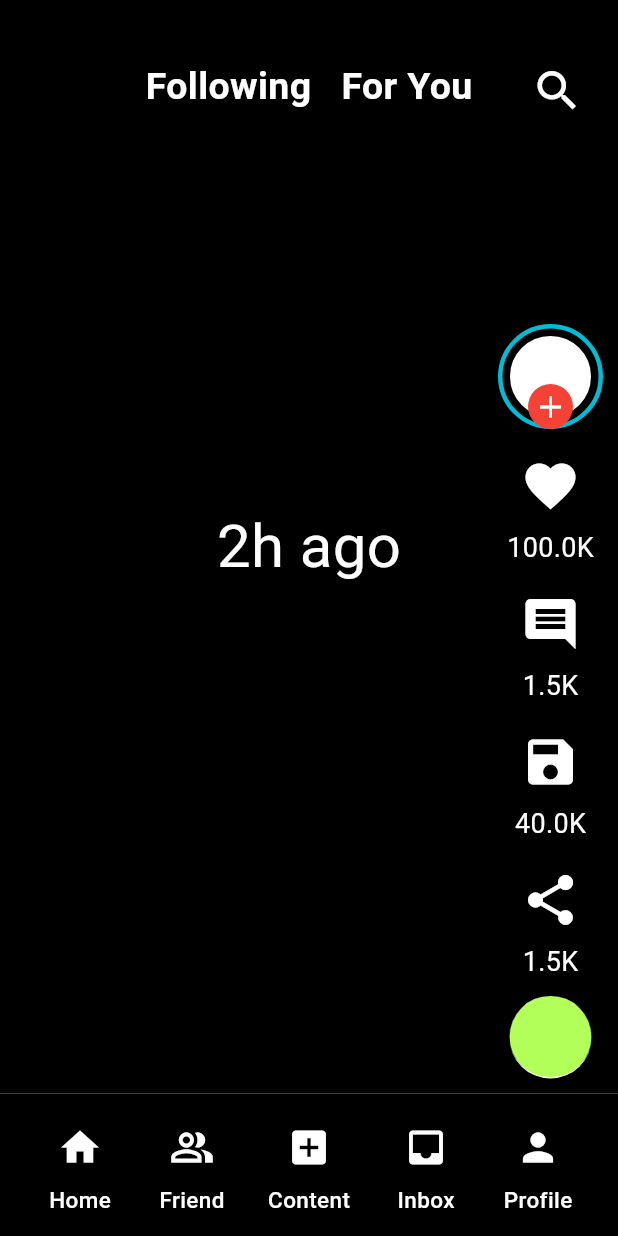
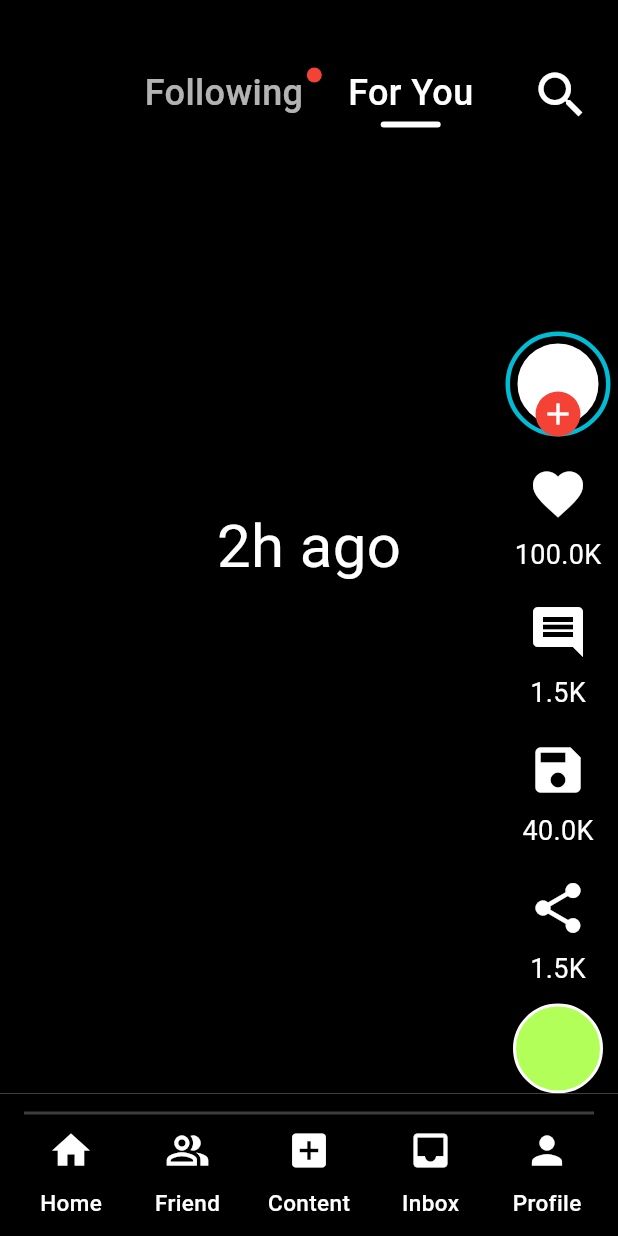
Before and after one commit to BROKH001/Clone-TikTok, a Flutter app: the screen it shows after launch, on a phone screen of 412 x 824 dp. Run offline on Flutter 3.47's test engine with Material 3 defaults, Android fonts, the phone set to English and light mode, and no system bars.

Commit message:
update 01

```diff
--- a/lib/pages/homepage.dart
+++ b/lib/pages/homepage.dart
@@ -1,8 +1,8 @@
 import 'package:flutter/material.dart';
 import 'package:ui_tik_tok/models/PostModel.dart';
 import 'package:ui_tik_tok/pages/friends_page.dart';
-
-import '../models/PostModel.dart';
+import 'package:ui_tik_tok/pages/search_page.dart';
+import 'package:ui_tik_tok/widgets/custom_TabBar.dart';
 import '../widgets/TabBar.dart';
 
 class HomePage extends StatefulWidget {
@@ -14,12 +14,12 @@ class HomePage extends StatefulWidget {
 
 class _HomePageState extends State<HomePage> {
   late PostModel postModel;
-
   // PostModel get postModel => _postModel;
   @override
   Widget build(BuildContext context) {
     return Scaffold(
       floatingActionButtonLocation: FloatingActionButtonLocation.centerTop,
+      // appBar: AppBar(),
       body: _buildPageScrollView(),
       bottomNavigationBar: _buildNavigationBar(),
     );
@@ -32,12 +32,19 @@ class _HomePageState extends State<HomePage> {
       color: Colors.black,
       shadowColor: Colors.white38,
       height: 95,
+      child: Container(
+        decoration: BoxDecoration(
+          border: Border(top: BorderSide(color: Colors.white24, width: 2)),
+        ),
         child: Row(
+          spacing: 15,
           mainAxisAlignment: MainAxisAlignment.spaceAround,
           children: [
             _buildIconButton(Icons.home, "Home", () {
               Navigator.push(
-                context, MaterialPageRoute(builder: (context) => HomePage()));
+                context,
+                MaterialPageRoute(builder: (context) => HomePage()),
+              );
             }),
             _buildIconButton(
                 Icons.people_alt_outlined,
@@ -61,6 +68,7 @@ class _HomePageState extends State<HomePage> {
                     MaterialPageRoute(builder: (context) => FriendsPage()))),
           ],
         ),
+      ),
     );
   }
 
@@ -77,7 +85,7 @@ class _HomePageState extends State<HomePage> {
             scrollDirection: Axis.vertical,
             itemBuilder: (context, index) => Center(
               child: Container(
-                height: 800,
+                height: double.infinity,
                 width: double.infinity,
                 decoration: BoxDecoration(
                     // image: DecorationImage(image: listPost[index].image!),
@@ -91,7 +99,7 @@ class _HomePageState extends State<HomePage> {
             ),
           ),
           Positioned(
-            top: 40,
+            top: 45,
             left: 50,
             right: 50,
             child: Flexible(
@@ -100,35 +108,41 @@ class _HomePageState extends State<HomePage> {
               child: Row(
                 mainAxisAlignment: MainAxisAlignment.center,
                 mainAxisSize: MainAxisSize.min,
-                spacing: 20,
+                spacing: 5,
                 children: [
-                  _buildTabBar("Following", () {
-                    print("Following");
-                  }),
-                  _buildTabBar("For You", () {
-                    print("For You");
-                  }),
+                  CustomTabBar(
+                    title: "Following",
+                    isSelected: false,
+                    onTap: () {},
+                  ),
+                  CustomTabBar(
+                    title: "For You",
+                    isSelected: true,
+                    onTap: () {},
+                  ),
                 ],
               ),
             ),
           ),
           Positioned(
             top: 35,
-            right: 15,
+            right: 10,
             child: IconButton(
               onPressed: () {
                 print("Search ...");
+                Navigator.push(context,
+                    MaterialPageRoute(builder: (context) => SearchPage()));
               },
               icon: Icon(
                 Icons.search,
-                size: 35,
+                size: 40,
                 color: Colors.white,
               ),
             ),
           ),
           Positioned(
-            bottom: 10,
-            right: 10,
+            bottom: 0,
+            right: 5,
             child: BuildTabBar(),
           ),
         ],
@@ -150,32 +164,12 @@ class _HomePageState extends State<HomePage> {
         Text(
           title,
           style: TextStyle(
-              fontWeight: FontWeight.w500, fontSize: 15, color: Colors.white),
+            fontWeight: FontWeight.w500,
+            fontSize: 15,
+            color: Colors.white,
+          ),
         ),
       ],
     );
   }
-
-  Widget _buildTabBar(String title, void Function()? onTap) {
-    return GestureDetector(
-      onTap: onTap,
-      child: Row(
-        children: [
-          Stack(
-            clipBehavior: Clip.hardEdge,
-            children: [
-              Text(
-                title,
-                style: TextStyle(
-                  fontSize: 25,
-                  fontWeight: FontWeight.bold,
-                  color: Colors.white,
-                ),
-              ),
-            ],
-          ),
-        ],
-      ),
-    );
 }
-}
--- /dev/null
+++ b/lib/pages/search_page.dart
@@ -0,0 +1,24 @@
+import 'package:flutter/material.dart';
+
+class SearchPage extends StatelessWidget {
+  const SearchPage({super.key});
+
+  @override
+  Widget build(BuildContext context) {
+    return Scaffold(
+      appBar: AppBar(
+        title: SearchBar(
+          elevation: WidgetStatePropertyAll(0),
+          hintText: "Search ..",
+          autoFocus: true,
+          shape: WidgetStatePropertyAll(StadiumBorder()),
+        ),
+      ),
+      body: Center(
+        child: Text(
+          "Search ..",
+        ),
+      ),
+    );
+  }
+}
--- a/lib/widgets/TabBar.dart
+++ b/lib/widgets/TabBar.dart
@@ -2,7 +2,6 @@ import 'package:flutter/material.dart';
 import 'package:ui_tik_tok/models/PostModel.dart';
 
 class BuildTabBar extends StatefulWidget {
-
   const BuildTabBar({super.key});
 
   @override
@@ -10,8 +9,14 @@ class BuildTabBar extends StatefulWidget {
 }
 
 class _BuildTabBarState extends State<BuildTabBar> {
-
-  late PostModel postModel = PostModel(likes: 100, comments: 1.5, shares: 1.5, save: 40, content: "", time: "", image: Image(image: NetworkImage("")));
+  late PostModel postModel = PostModel(
+      likes: 100,
+      comments: 1.5,
+      shares: 1.5,
+      save: 40,
+      content: "",
+      time: "",
+      image: Image(image: NetworkImage("")));
 
   @override
   Widget build(BuildContext context) {
@@ -99,7 +104,6 @@ class _BuildTabBarState extends State<BuildTabBar> {
                     width: 2, color: Colors.black, style: BorderStyle.solid),
               ),
               shape: BoxShape.circle,
-              // image: DecorationImage(image: AssetImage("")),
             ),
           ),
         ),
@@ -125,15 +129,21 @@ class _BuildTabBarState extends State<BuildTabBar> {
 
   Widget _buildPlayList() {
     return Container(
-      height: 55,
-      width: 55,
+      height: 60,
+      width: 60,
       decoration: BoxDecoration(
         color: Colors.lightGreenAccent,
         border: Border(
-            bottom: BorderSide(
-                width: 1, color: Colors.white, style: BorderStyle.solid)),
+          bottom: BorderSide(
+              width: 2, color: Colors.white, style: BorderStyle.solid),
+          top: BorderSide(
+              width: 2, color: Colors.white, style: BorderStyle.solid),
+          left: BorderSide(
+              width: 2, color: Colors.white, style: BorderStyle.solid),
+          right: BorderSide(
+              width: 2, color: Colors.white, style: BorderStyle.solid),
+        ),
         shape: BoxShape.circle,
-        // image: DecorationImage(image: AssetImage("")),
       ),
     );
   }
--- /dev/null
+++ b/lib/widgets/custom_TabBar.dart
@@ -0,0 +1,60 @@
+import 'package:flutter/material.dart';
+
+class CustomTabBar extends StatelessWidget {
+  final String title;
+  final void Function()? onTap;
+  final bool isSelected;
+  const CustomTabBar(
+      {super.key, required this.isSelected, required this.title, this.onTap});
+
+  @override
+  Widget build(BuildContext context) {
+    return GestureDetector(
+      onTap: onTap,
+      child: Column(
+        spacing: 2,
+        mainAxisAlignment: MainAxisAlignment.center,
+        children: [
+          Row(
+            mainAxisAlignment: MainAxisAlignment.center,
+            children: [
+              Stack(
+                clipBehavior: Clip.hardEdge,
+                children: [
+                  Text(
+                    "  $title  ",
+                    style: TextStyle(
+                        fontSize: 24,
+                        fontWeight: FontWeight.w500,
+                        color: isSelected ? Colors.white : Colors.white70),
+                  ),
+                  Positioned(
+                    top: 0,
+                    right: 0,
+                    child: Container(
+                      height: 10,
+                      width: 10,
+                      decoration: BoxDecoration(
+                        shape: BoxShape.circle,
+                        color: isSelected ? Colors.transparent : Colors.red,
+                      ),
+                    ),
+                  ),
+                ],
+              ),
+            ],
+          ),
+          Container(
+            height: 4,
+            width: 40,
+            decoration: BoxDecoration(
+              borderRadius: BorderRadius.all(Radius.circular(5)),
+              shape: BoxShape.rectangle,
+              color: isSelected ? Colors.white : Colors.transparent,
+            ),
+          ),
+        ],
+      ),
+    );
+  }
+}
```
Also changed, not shown: 1 other file. Lines whose indentation alone changed are shown as unchanged.
